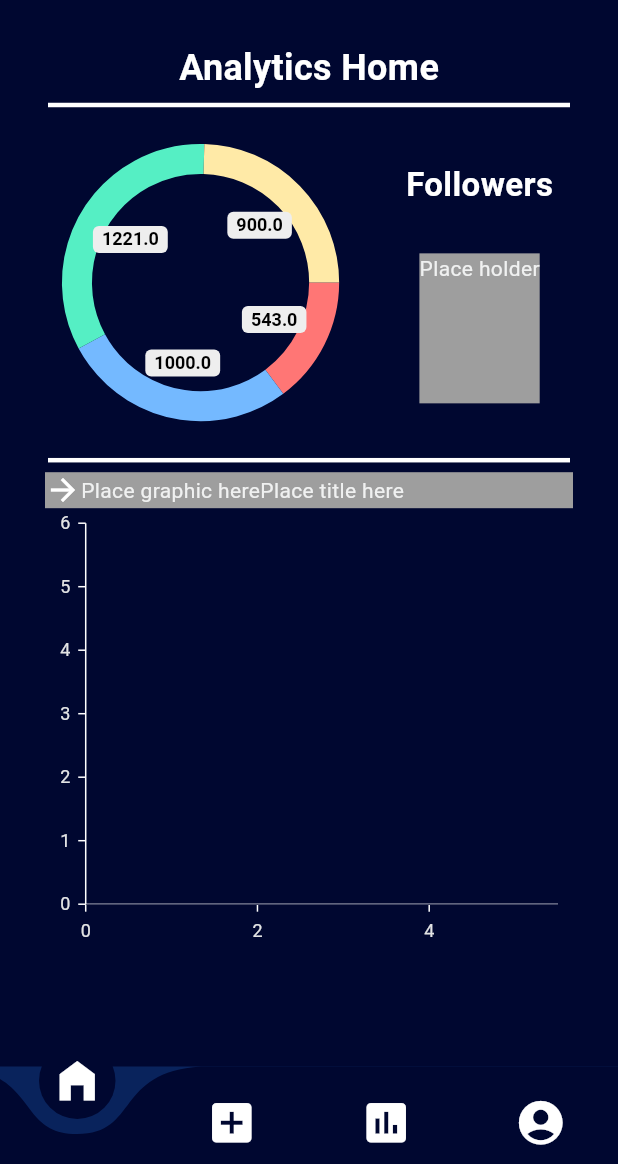
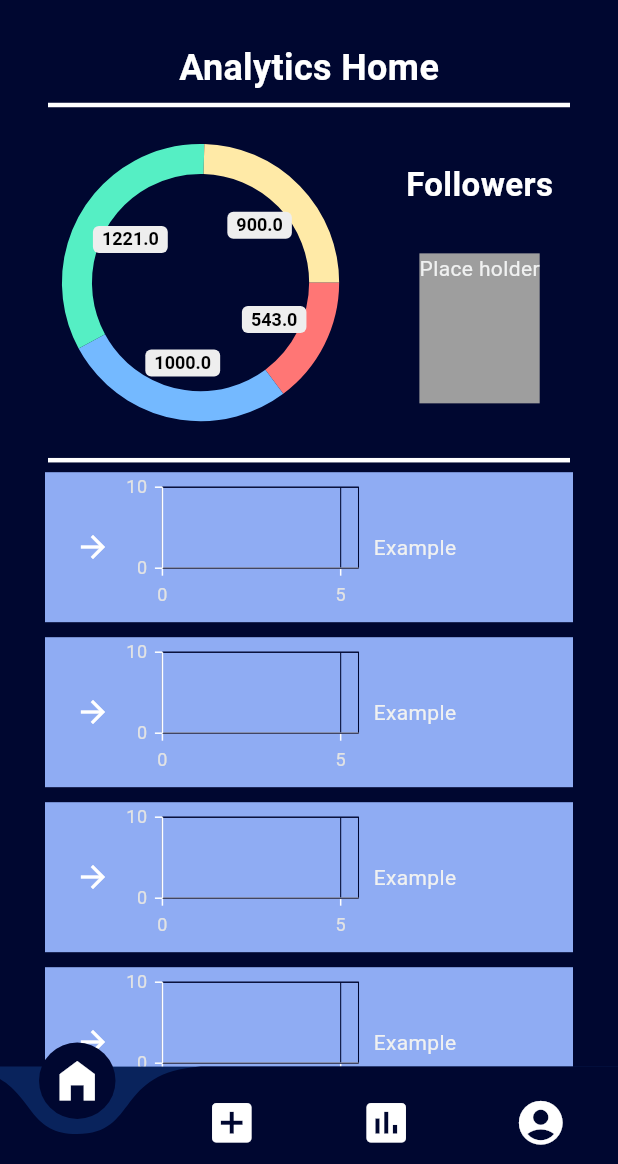
Before and after one commit to WillingDev0812/Blend, a Flutter app: the screen it shows once a user with an empty profile is signed in, swiped to page 3, on a phone screen of 412 x 824 dp, the part 72-1236 px from its top. Run offline on Flutter 3.47's test engine with Material 3 defaults, Android fonts, the phone set to English and light mode, and no system bars; drawn by our look-alikes of curved_navigation_bar, pie_chart; our stand-ins replace animated_list_plus, cloud_firestore, firebase_auth, firebase_core, flex_color_scheme, google_sign_in and 3 more; missing offline and left inert: dart:ffi, flex_color_picker, flutter_facebook_auth, insta_assets_picker; accounts and stored records are empty; network calls fail; project files that could hold a hidden picture were left out.

Commit message:
added platform entries to the analytics page

```diff
--- a/blend/lib/pages/analytics/analytics.dart
+++ b/blend/lib/pages/analytics/analytics.dart
@@ -101,15 +101,27 @@ class _AnalyticsPageState extends State<AnalyticsPage> {
                   ),
                   Container(
                     padding: EdgeInsets.symmetric(horizontal: 10.0),
+                    child: SingleChildScrollView(
                       child: Column(
                         children: [
                           PlatformEntry(
                             mediaName: "Youtube",
                             icon: Icons.arrow_forward_outlined,
                           ),
-                        sfc.SfCartesianChart(
-                        )
+                          PlatformEntry(
+                            mediaName: "Instagram",
+                            icon: Icons.arrow_forward_outlined,
+                          ),
+                          PlatformEntry(
+                            mediaName: "TikTok",
+                            icon: Icons.arrow_forward_outlined,
+                          ),
+                          PlatformEntry(
+                            mediaName: "SnapChat",
+                            icon: Icons.arrow_forward_outlined,
+                          ),
                         ],
+                      ),
                     ),
                   )
                 ],
@@ -129,19 +141,27 @@ class PlatformEntry extends StatelessWidget {
   @override
   Widget build(BuildContext context) {
     return Container(
-        color: Colors.grey[500],
+        margin: EdgeInsets.only(bottom: 10.0),
+        padding: EdgeInsets.only(left: 20.0, right: 10.0),
+        color: Color.fromARGB(255, 143, 172, 243),
         child: Row(
           children: [
             Icon(icon),
-            Text("Place graphic here"),
+            Container(
+              width: 175.0,
+              height: 100.0,
+              child: sfc.SfCartesianChart(),
+            ),
             Column(
-              children: [Text("Place title here")],
-            )
+              children: [Text("Example")],
+            ),
+            SizedBox(
+              height: 20,
+            ),
           ],
         ));
   }
 }
-
 
 class SalesData {
   SalesData(this.year, this.sales);
```
Also changed, not shown: 1 other file. Lines whose indentation alone changed are shown as unchanged.
